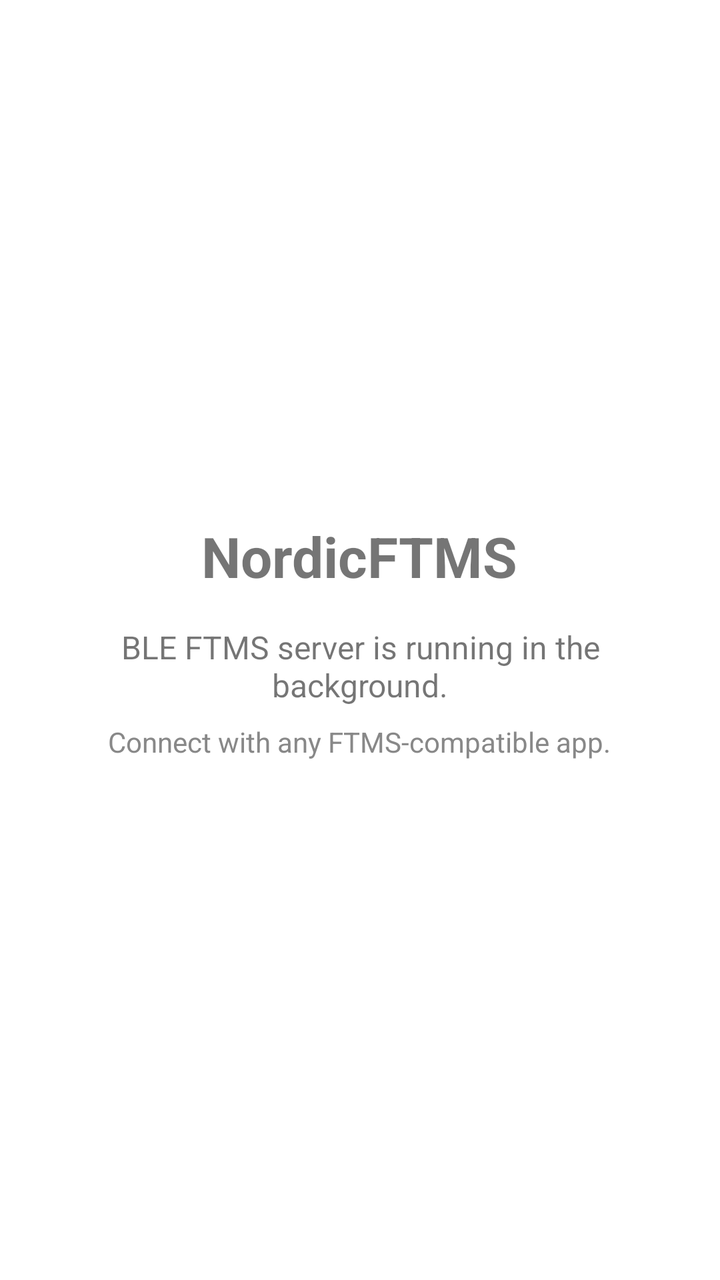
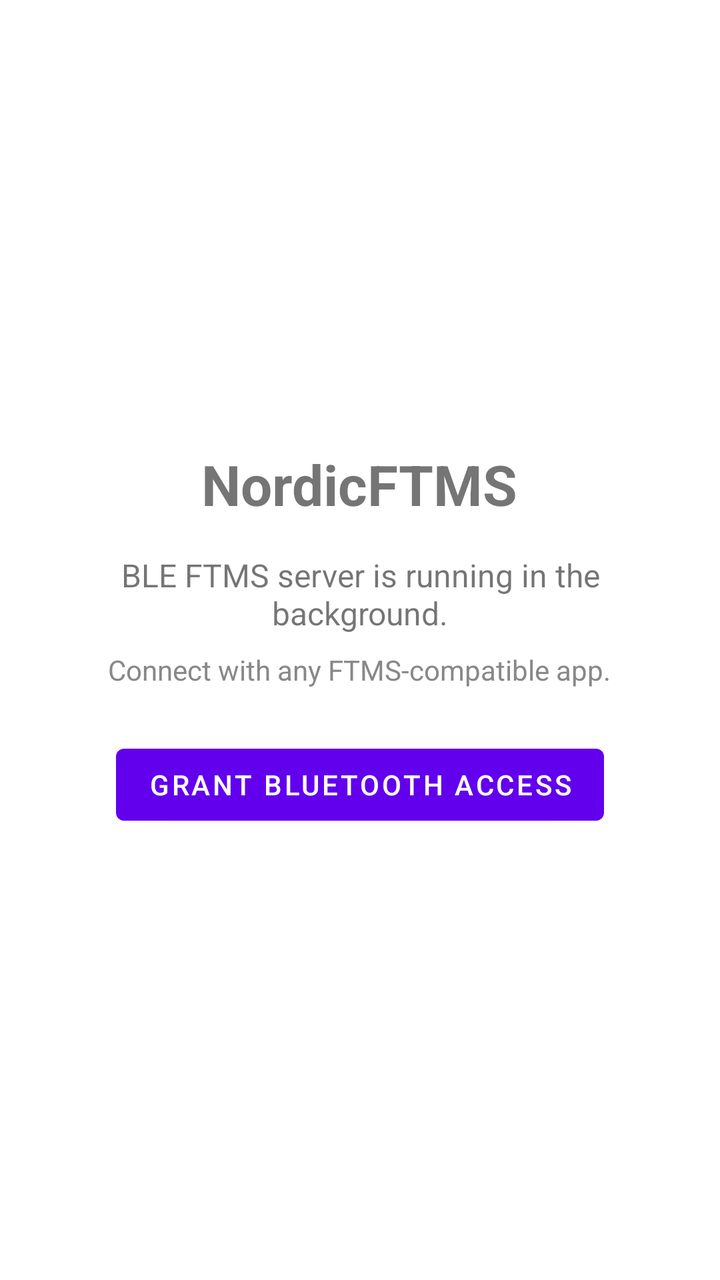

The first picture is an Android layout as it rendered before a commit; the second is the same layout after the commit. The layout source and the unified diff follow.
<!-- AndroidManifest.xml: application theme Theme.NordicFTMS -->
<!-- res/layout/activity_main.xml -->
<?xml version="1.0" encoding="utf-8"?>
<androidx.constraintlayout.widget.ConstraintLayout xmlns:android="http://schemas.android.com/apk/res/android"
    xmlns:app="http://schemas.android.com/apk/res-auto"
    xmlns:tools="http://schemas.android.com/tools"
    android:layout_width="match_parent"
    android:layout_height="match_parent"
    tools:context=".MainActivity">

    <LinearLayout
        android:layout_width="match_parent"
        android:layout_height="match_parent"
        android:gravity="center"
        android:orientation="vertical"
        android:padding="32dp">

        <TextView
            android:layout_width="wrap_content"
            android:layout_height="wrap_content"
            android:text="NordicFTMS"
            android:textSize="28sp"
            android:textStyle="bold" />

        <TextView
            android:layout_width="wrap_content"
            android:layout_height="wrap_content"
            android:layout_marginTop="16dp"
            android:text="BLE FTMS server is running in the background."
            android:textSize="16sp"
            android:gravity="center" />

        <TextView
            android:layout_width="wrap_content"
            android:layout_height="wrap_content"
            android:layout_marginTop="8dp"
            android:text="Connect with any FTMS-compatible app."
            android:textSize="14sp"
            android:gravity="center"
            android:textColor="#888888" />

    </LinearLayout>

</androidx.constraintlayout.widget.ConstraintLayout>
<!-- resources referenced by this layout -->
<resources>
  <style name="Theme.NordicFTMS" parent="Theme.MaterialComponents.DayNight.DarkActionBar">
          
          <item name="colorPrimary">@color/purple_500</item>
          <item name="colorPrimaryVariant">@color/purple_700</item>
          <item name="colorOnPrimary">@color/white</item>
          
          <item name="colorSecondary">@color/teal_200</item>
          <item name="colorSecondaryVariant">@color/teal_700</item>
          <item name="colorOnSecondary">@color/black</item>
          
          <item name="android:statusBarColor" tools:targetApi="l">?attr/colorPrimaryVariant</item>
      </style>
  <color name="purple_500">#FF6200EE</color>
  <color name="purple_700">#FF3700B3</color>
  <color name="white">#FFFFFFFF</color>
  <color name="teal_200">#FF03DAC5</color>
  <color name="teal_700">#FF018786</color>
  <color name="black">#FF000000</color>
</resources>

<!-- the commit's change to res/layout/activity_main.xml (unified diff, before → after) -->
@@ -14,6 +14,7 @@
         android:padding="32dp">
 
         <TextView
+            android:id="@+id/title_text"
             android:layout_width="wrap_content"
             android:layout_height="wrap_content"
             android:text="NordicFTMS"
@@ -21,21 +22,38 @@
             android:textStyle="bold" />
 
         <TextView
+            android:id="@+id/status_text"
             android:layout_width="wrap_content"
             android:layout_height="wrap_content"
             android:layout_marginTop="16dp"
             android:text="BLE FTMS server is running in the background."
-            android:textSize="16sp"
-            android:gravity="center" />
+            android:textAlignment="center"
+            android:textSize="16sp" />
 
         <TextView
+            android:id="@+id/detail_text"
             android:layout_width="wrap_content"
             android:layout_height="wrap_content"
             android:layout_marginTop="8dp"
             android:text="Connect with any FTMS-compatible app."
-            android:textSize="14sp"
-            android:gravity="center"
-            android:textColor="#888888" />
+            android:textAlignment="center"
+            android:textColor="#888888"
+            android:textSize="14sp" />
+
+        <Button
+            android:id="@+id/grant_permission_button"
+            android:layout_width="wrap_content"
+            android:layout_height="wrap_content"
+            android:layout_marginTop="24dp"
+            android:text="Grant Bluetooth Access" />
+
+        <Button
+            android:id="@+id/open_settings_button"
+            android:layout_width="wrap_content"
+            android:layout_height="wrap_content"
+            android:layout_marginTop="12dp"
+            android:text="Open App Settings"
+            android:visibility="gone" />
 
     </LinearLayout>
 
